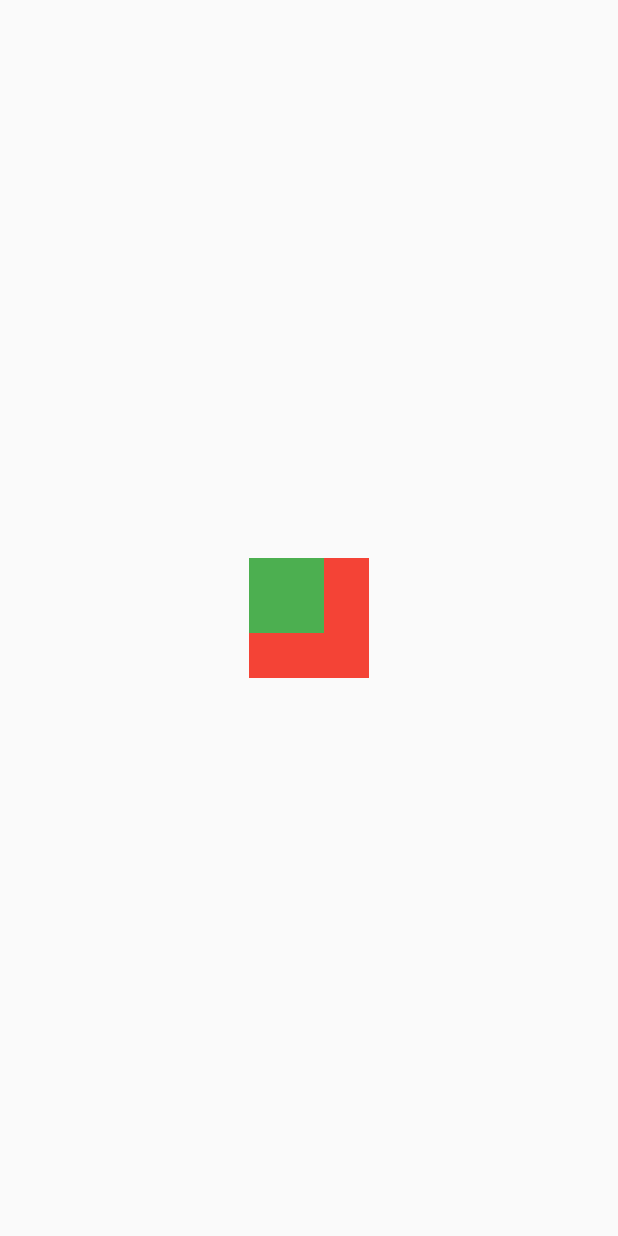
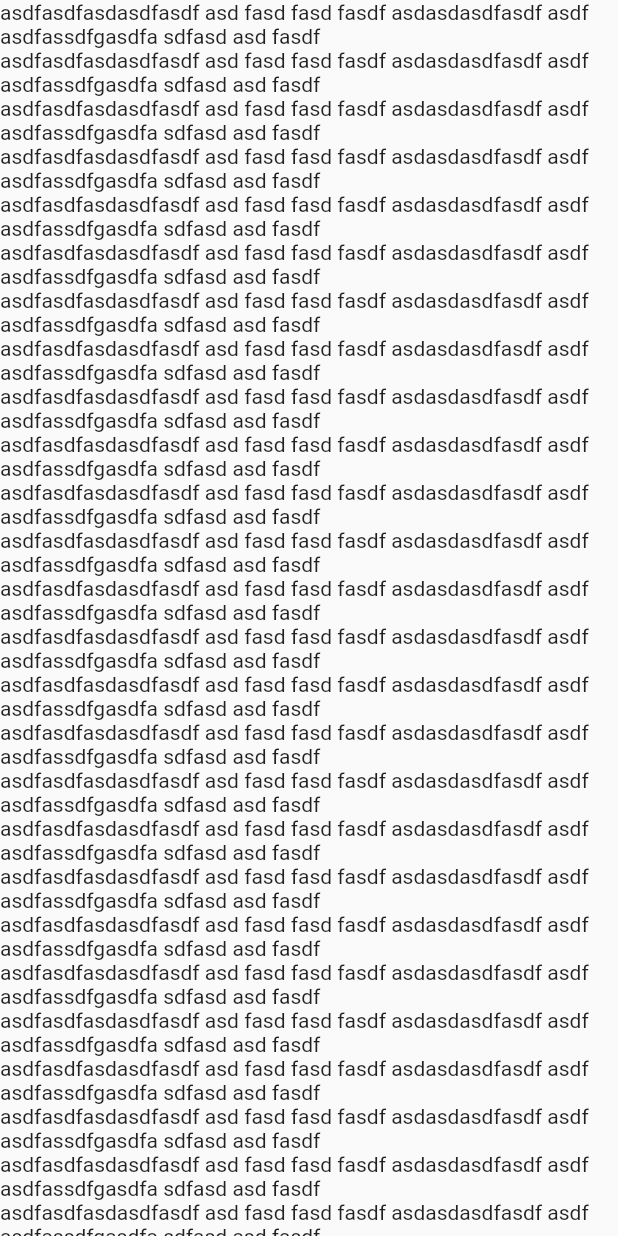
Before and after one commit to amirahmadadibi/7LearnGamelauncher, a Flutter app: the TestScreen screen opened directly, on a phone screen of 412 x 824 dp. Run offline on Flutter 3.47's test engine with Material 2 defaults, Android fonts, the phone set to English and light mode, and no system bars; our stand-ins replace cached_network_image, dio, flutter_bloc, hive, hive_flutter; accounts and stored records are empty; network calls fail.

Commit message:
S10 E25 compelte fave screen

```diff
--- a/lib/detail_screen.dart
+++ b/lib/detail_screen.dart
@@ -1,6 +1,7 @@
 import 'package:cached_network_image/cached_network_image.dart';
 import 'package:flutter/material.dart';
 import 'package:game_laucher/data/game.dart';
+import 'package:hive_flutter/hive_flutter.dart';
 
 class DetailScreen extends StatelessWidget {
   Game game;
@@ -8,6 +9,7 @@ class DetailScreen extends StatelessWidget {
 
   @override
   Widget build(BuildContext context) {
+    var box = Hive.box<Game>('GameBox');
     return Scaffold(
         body: Column(
       crossAxisAlignment: CrossAxisAlignment.stretch,
@@ -32,13 +34,24 @@ class DetailScreen extends StatelessWidget {
                   },
                 ),
               ),
+              Container(
+                decoration: BoxDecoration(
+                    gradient: LinearGradient(
+                        begin: Alignment.bottomCenter,
+                        end: Alignment.topCenter,
+                        colors: [Color(0xff1E232A), Colors.transparent])),
+              ),
               SafeArea(
                 child: Padding(
                   padding: const EdgeInsets.only(top: 40),
                   child: Row(
                     crossAxisAlignment: CrossAxisAlignment.start,
                     children: [
-                      Container(
+                      GestureDetector(
+                        onTap: () {
+                          Navigator.of(context).pop();
+                        },
+                        child: Container(
                           height: 50,
                           width: 50,
                           margin: const EdgeInsets.only(left: 18),
@@ -50,8 +63,13 @@ class DetailScreen extends StatelessWidget {
                             child: Image.asset('assets/images/icon_back.png'),
                           ),
                         ),
+                      ),
                       const Spacer(),
-                      Container(
+                      GestureDetector(
+                        onTap: () {
+                          box.add(game);
+                        },
+                        child: Container(
                           height: 50,
                           width: 50,
                           margin: const EdgeInsets.only(right: 18),
@@ -63,17 +81,11 @@ class DetailScreen extends StatelessWidget {
                             child: Image.asset('assets/images/icon_like.png'),
                           ),
                         ),
+                      ),
                     ],
                   ),
                 ),
               ),
-              Container(
-                decoration: BoxDecoration(
-                    gradient: LinearGradient(
-                        begin: Alignment.bottomCenter,
-                        end: Alignment.topCenter,
-                        colors: [Color(0xff1E232A), Colors.transparent])),
-              )
             ],
           ),
         ),
@@ -81,6 +93,7 @@ class DetailScreen extends StatelessWidget {
           flex: 45,
           child: Container(
             color: const Color(0xff1E232A),
+            child: SingleChildScrollView(
               child: Column(
                 children: [
                   const SizedBox(
@@ -131,6 +144,7 @@ class DetailScreen extends StatelessWidget {
                 ],
               ),
             ),
+          ),
         )
       ],
     ));
--- /dev/null
+++ b/lib/fav_screen.dart
@@ -0,0 +1,29 @@
+import 'package:flutter/material.dart';
+import 'package:hive_flutter/hive_flutter.dart';
+
+import 'data/game.dart';
+import 'game_card.dart';
+
+class FavScreen extends StatelessWidget {
+  const FavScreen({super.key});
+
+  @override
+  Widget build(BuildContext context) {
+    var box = Hive.box<Game>('GameBox');
+    return Scaffold(
+      backgroundColor: const Color(0xff1E1E1E),
+      appBar: AppBar(
+        title: Text('Favoraites'),
+        backgroundColor: const Color(0xff1E1E1E),
+        centerTitle: true,
+        elevation: 0,
+      ),
+      body: ListView.builder(
+        itemCount: box.values.toList().length,
+        itemBuilder: (context, index) {
+          return GameCard(box.values.toList()[index]);
+        },
+      ),
+    );
+  }
+}
--- a/lib/home_screen.dart
+++ b/lib/home_screen.dart
@@ -2,6 +2,7 @@ import 'package:flutter/material.dart';
 import 'package:flutter_bloc/flutter_bloc.dart';
 import 'package:game_laucher/bloc/home_bloc.dart';
 import 'package:game_laucher/bloc/home_state.dart';
+import 'package:game_laucher/fav_screen.dart';
 import 'package:game_laucher/game_card.dart';
 import 'package:game_laucher/searchBloc/search_bloc.dart';
 import 'package:game_laucher/search_screen.dart';
@@ -18,7 +19,13 @@ class HomeScreen extends StatelessWidget {
         backgroundColor: const Color(0xff1E1E1E),
         centerTitle: true,
         elevation: 0,
-        leading: Container(
+        leading: GestureDetector(
+          onTap: () {
+            Navigator.of(context).push(MaterialPageRoute(builder: (context) {
+              return FavScreen();
+            }));
+          },
+          child: Container(
             margin: const EdgeInsets.only(left: 10),
             decoration: const BoxDecoration(
               color: Color(0xff1AFFFFFF),
@@ -26,6 +33,7 @@ class HomeScreen extends StatelessWidget {
             ),
             child: Center(
               child: Image.asset('assets/images/icon_like.png'),
+            ),
           ),
         ),
         actions: [
--- a/lib/main.dart
+++ b/lib/main.dart
@@ -5,6 +5,7 @@ import 'package:game_laucher/bloc/home_event.dart';
 import 'package:game_laucher/data/game.dart';
 import 'package:game_laucher/home_screen.dart';
 import 'package:game_laucher/search_screen.dart';
+import 'package:game_laucher/test_screen.dart';
 import 'package:hive_flutter/hive_flutter.dart';
 
 void main() async {
--- a/lib/test_screen.dart
+++ b/lib/test_screen.dart
@@ -6,21 +6,83 @@ class TestScreen extends StatelessWidget {
   @override
   Widget build(BuildContext context) {
     return Scaffold(
-      body: Center(
-        child: Stack(
-          children: [
-            Container(
-              width: 80,
-              height: 80,
-              color: Colors.red,
-            ),
-            Container(
-              width: 50,
-              height: 50,
-              color: Colors.green,
-            )
-          ],
-        ),
+      body: SingleChildScrollView(
+        child: Column(children: [
+          Text(
+              'asdfasdfasdasdfasdf asd fasd fasd fasdf asdasdasdfasdf asdf asdfassdfgasdfa sdfasd asd fasdf'),
+          Text(
+              'asdfasdfasdasdfasdf asd fasd fasd fasdf asdasdasdfasdf asdf asdfassdfgasdfa sdfasd asd fasdf'),
+          Text(
+              'asdfasdfasdasdfasdf asd fasd fasd fasdf asdasdasdfasdf asdf asdfassdfgasdfa sdfasd asd fasdf'),
+          Text(
+              'asdfasdfasdasdfasdf asd fasd fasd fasdf asdasdasdfasdf asdf asdfassdfgasdfa sdfasd asd fasdf'),
+          Text(
+              'asdfasdfasdasdfasdf asd fasd fasd fasdf asdasdasdfasdf asdf asdfassdfgasdfa sdfasd asd fasdf'),
+          Text(
+              'asdfasdfasdasdfasdf asd fasd fasd fasdf asdasdasdfasdf asdf asdfassdfgasdfa sdfasd asd fasdf'),
+          Text(
+              'asdfasdfasdasdfasdf asd fasd fasd fasdf asdasdasdfasdf asdf asdfassdfgasdfa sdfasd asd fasdf'),
+          Text(
+              'asdfasdfasdasdfasdf asd fasd fasd fasdf asdasdasdfasdf asdf asdfassdfgasdfa sdfasd asd fasdf'),
+          Text(
+              'asdfasdfasdasdfasdf asd fasd fasd fasdf asdasdasdfasdf asdf asdfassdfgasdfa sdfasd asd fasdf'),
+          Text(
+              'asdfasdfasdasdfasdf asd fasd fasd fasdf asdasdasdfasdf asdf asdfassdfgasdfa sdfasd asd fasdf'),
+          Text(
+              'asdfasdfasdasdfasdf asd fasd fasd fasdf asdasdasdfasdf asdf asdfassdfgasdfa sdfasd asd fasdf'),
+          Text(
+              'asdfasdfasdasdfasdf asd fasd fasd fasdf asdasdasdfasdf asdf asdfassdfgasdfa sdfasd asd fasdf'),
+          Text(
+              'asdfasdfasdasdfasdf asd fasd fasd fasdf asdasdasdfasdf asdf asdfassdfgasdfa sdfasd asd fasdf'),
+          Text(
+              'asdfasdfasdasdfasdf asd fasd fasd fasdf asdasdasdfasdf asdf asdfassdfgasdfa sdfasd asd fasdf'),
+          Text(
+              'asdfasdfasdasdfasdf asd fasd fasd fasdf asdasdasdfasdf asdf asdfassdfgasdfa sdfasd asd fasdf'),
+          Text(
+              'asdfasdfasdasdfasdf asd fasd fasd fasdf asdasdasdfasdf asdf asdfassdfgasdfa sdfasd asd fasdf'),
+          Text(
+              'asdfasdfasdasdfasdf asd fasd fasd fasdf asdasdasdfasdf asdf asdfassdfgasdfa sdfasd asd fasdf'),
+          Text(
+              'asdfasdfasdasdfasdf asd fasd fasd fasdf asdasdasdfasdf asdf asdfassdfgasdfa sdfasd asd fasdf'),
+          Text(
+              'asdfasdfasdasdfasdf asd fasd fasd fasdf asdasdasdfasdf asdf asdfassdfgasdfa sdfasd asd fasdf'),
+          Text(
+              'asdfasdfasdasdfasdf asd fasd fasd fasdf asdasdasdfasdf asdf asdfassdfgasdfa sdfasd asd fasdf'),
+          Text(
+              'asdfasdfasdasdfasdf asd fasd fasd fasdf asdasdasdfasdf asdf asdfassdfgasdfa sdfasd asd fasdf'),
+          Text(
+              'asdfasdfasdasdfasdf asd fasd fasd fasdf asdasdasdfasdf asdf asdfassdfgasdfa sdfasd asd fasdf'),
+          Text(
+              'asdfasdfasdasdfasdf asd fasd fasd fasdf asdasdasdfasdf asdf asdfassdfgasdfa sdfasd asd fasdf'),
+          Text(
+              'asdfasdfasdasdfasdf asd fasd fasd fasdf asdasdasdfasdf asdf asdfassdfgasdfa sdfasd asd fasdf'),
+          Text(
+              'asdfasdfasdasdfasdf asd fasd fasd fasdf asdasdasdfasdf asdf asdfassdfgasdfa sdfasd asd fasdf'),
+          Text(
+              'asdfasdfasdasdfasdf asd fasd fasd fasdf asdasdasdfasdf asdf asdfassdfgasdfa sdfasd asd fasdf'),
+          Text(
+              'asdfasdfasdasdfasdf asd fasd fasd fasdf asdasdasdfasdf asdf asdfassdfgasdfa sdfasd asd fasdf'),
+          Text(
+              'asdfasdfasdasdfasdf asd fasd fasd fasdf asdasdasdfasdf asdf asdfassdfgasdfa sdfasd asd fasdf'),
+          Text(
+              'asdfasdfasdasdfasdf asd fasd fasd fasdf asdasdasdfasdf asdf asdfassdfgasdfa sdfasd asd fasdf'),
+          Text(
+              'asdfasdfasdasdfasdf asd fasd fasd fasdf asdasdasdfasdf asdf asdfassdfgasdfa sdfasd asd fasdf'),
+          Text(
+              'asdfasdfasdasdfasdf asd fasd fasd fasdf asdasdasdfasdf asdf asdfassdfgasdfa sdfasd asd fasdf'),
+          Text(
+              'asdfasdfasdasdfasdf asd fasd fasd fasdf asdasdasdfasdf asdf asdfassdfgasdfa sdfasd asd fasdf'),
+          Text(
+              'asdfasdfasdasdfasdf asd fasd fasd fasdf asdasdasdfasdf asdf asdfassdfgasdfa sdfasd asd fasdf'),
+          Text(
+              'asdfasdfasdasdfasdf asd fasd fasd fasdf asdasdasdfasdf asdf asdfassdfgasdfa sdfasd asd fasdf'),
+          Text(
+              'asdfasdfasdasdfasdf asd fasd fasd fasdf asdasdasdfasdf asdf asdfassdfgasdfa sdfasd asd fasdf'),
+          Text(
+              'asdfasdfasdasdfasdf asd fasd fasd fasdf asdasdasdfasdf asdf asdfassdfgasdfa sdfasd asd fasdf'),
+          Text(
+              'asdfasdfasdasdfasdf asd fasd fasd fasdf asdasdasdfasdf asdf asdfassdfgasdfa sdfasd asd fasdf'),
+        ]),
       ),
     );
   }
```
Lines whose indentation alone changed are shown as unchanged.
